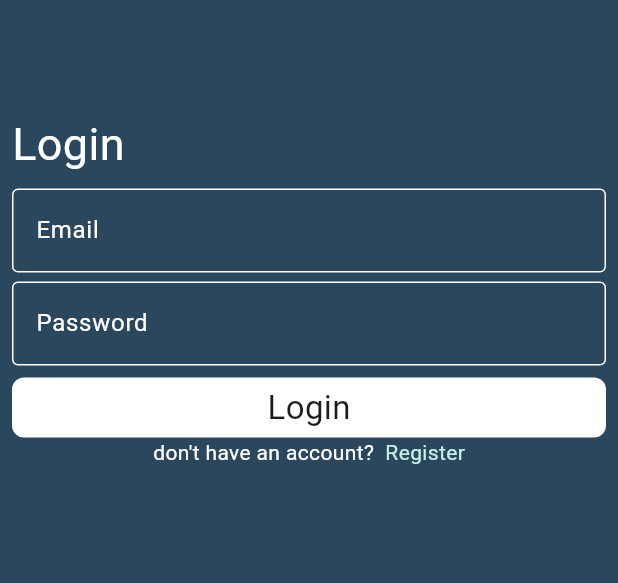
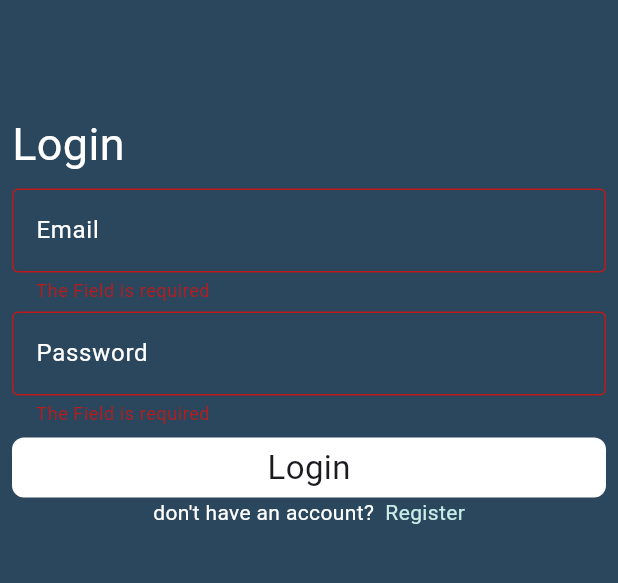
Before and after one commit to Dev7-Mubarak/ChatApp, a Flutter app: the screen it shows after launch, after a tap on "Login", on a phone screen of 412 x 824 dp, the part 332-915 px from its top. Run offline on Flutter 3.47's test engine with Material 3 defaults, Android fonts, the phone set to English and light mode, and no system bars; our stand-ins replace firebase_auth, firebase_core; accounts and stored records are empty.

Commit message:
Finsh login page

```diff
--- /dev/null
+++ b/lib/helper/show_snack_bar.dart
@@ -0,0 +1,5 @@
+import 'package:flutter/material.dart';
+
+void showSnakBar(BuildContext context, String message) {
+  ScaffoldMessenger.of(context).showSnackBar(SnackBar(content: Text(message)));
+}
--- a/lib/pages/login_page.dart
+++ b/lib/pages/login_page.dart
@@ -1,11 +1,22 @@
 import 'package:chat_app/constants.dart';
+import 'package:chat_app/helper/show_snack_bar.dart';
 import 'package:chat_app/pages/register_page.dart';
+import 'package:firebase_auth/firebase_auth.dart';
 import 'package:flutter/material.dart';
 import '../widgets/custom_button.dart';
 import '../widgets/custom_text_filed.dart';
 
-class LoginPage extends StatelessWidget {
+class LoginPage extends StatefulWidget {
   const LoginPage({super.key});
+
+  @override
+  State<LoginPage> createState() => _LoginPageState();
+}
+
+class _LoginPageState extends State<LoginPage> {
+  String? email, password;
+  final GlobalKey<FormState> _keyform = GlobalKey();
+  bool isLoading = false;
 
   @override
   Widget build(BuildContext context) {
@@ -40,18 +51,21 @@ class LoginPage extends StatelessWidget {
                 style: TextStyle(color: Colors.white, fontSize: 30),
               ),
             ]),
-            const Padding(
-              padding: EdgeInsets.symmetric(vertical: 8),
+            Padding(
+              padding: const EdgeInsets.symmetric(vertical: 8),
               child: Form(
+                key: _keyform,
                 child: Column(
                   children: [
-                    CustomTextFiled(
+                    CustomFormTextFiled(
+                      onChange: (value) => email = value,
                       hintText: 'Email',
                     ),
-                    SizedBox(
+                    const SizedBox(
                       height: 6,
                     ),
-                    CustomTextFiled(
+                    CustomFormTextFiled(
+                      onChange: (value) => password = value,
                       hintText: 'Password',
                     )
                   ],
@@ -59,8 +73,30 @@ class LoginPage extends StatelessWidget {
               ),
             ),
             CustomButton(
+              isLoading: isLoading,
               title: 'Login',
-              onTap: () {},
+              onTap: () async {
+                if (_keyform.currentState!.validate()) {
+                  setState(() {
+                    isLoading = true;
+                  });
+                  try {
+                    loginUser();
+                    showSnakBar(context, 'success');
+                  } on FirebaseAuthException catch (e) {
+                    if (e.code == 'user-not-found') {
+                      showSnakBar(context, 'No user found for that email.');
+                    } else if (e.code == 'wrong-password') {
+                      showSnakBar(
+                          context, 'Wrong password provided for that user.');
+                    }
+                    showSnakBar(context, e.toString());
+                  }
+                  setState(() {
+                    isLoading = false;
+                  });
+                }
+              },
             ),
             Row(
               mainAxisAlignment: MainAxisAlignment.center,
@@ -83,4 +119,9 @@ class LoginPage extends StatelessWidget {
       ),
     );
   }
+
+  Future<void> loginUser() async {
+    UserCredential user = await FirebaseAuth.instance
+        .createUserWithEmailAndPassword(email: email!, password: password!);
+  }
 }
--- a/lib/widgets/custom_text_filed.dart
+++ b/lib/widgets/custom_text_filed.dart
@@ -1,7 +1,7 @@
 import 'package:flutter/material.dart';
 
-class CustomTextFiled extends StatelessWidget {
-  const CustomTextFiled({super.key, this.hintText, this.onChange});
+class CustomFormTextFiled extends StatelessWidget {
+  const CustomFormTextFiled({super.key, this.hintText, this.onChange});
 
   final String? hintText;
   final void Function(String)? onChange;
```
Also changed, not shown: lib/pages/register_page.dart (+4 -8 lines).
